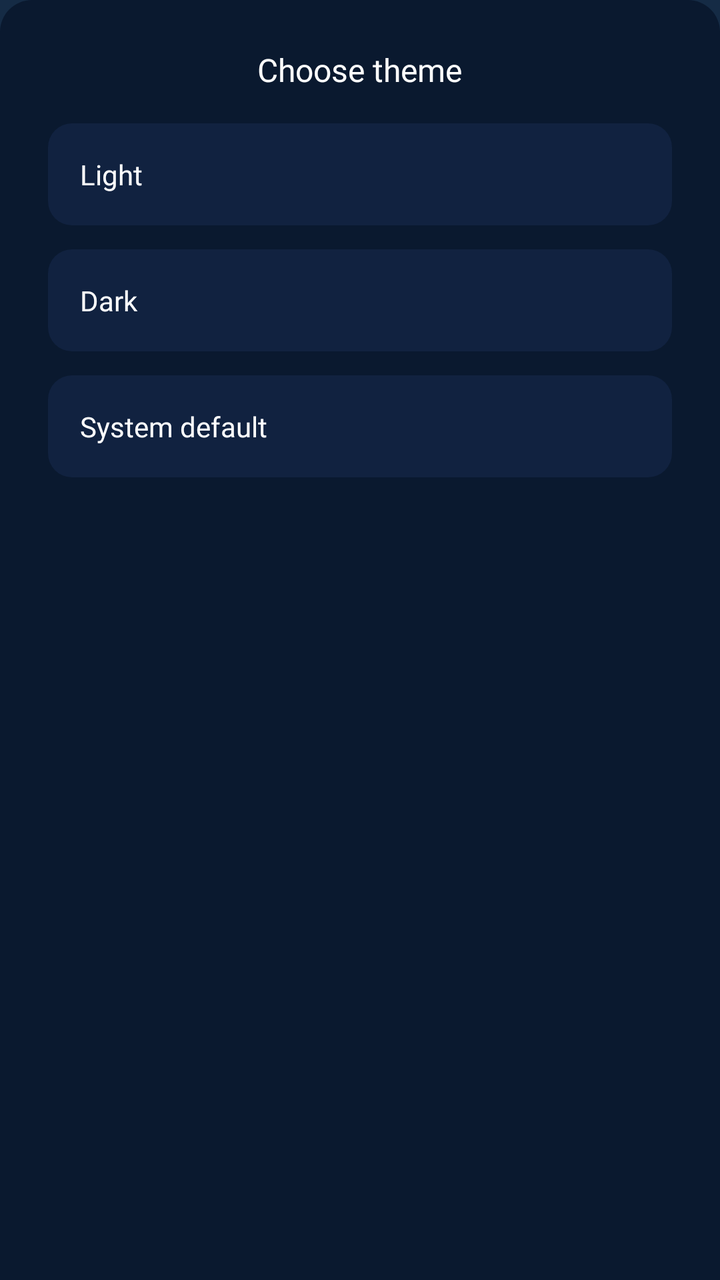
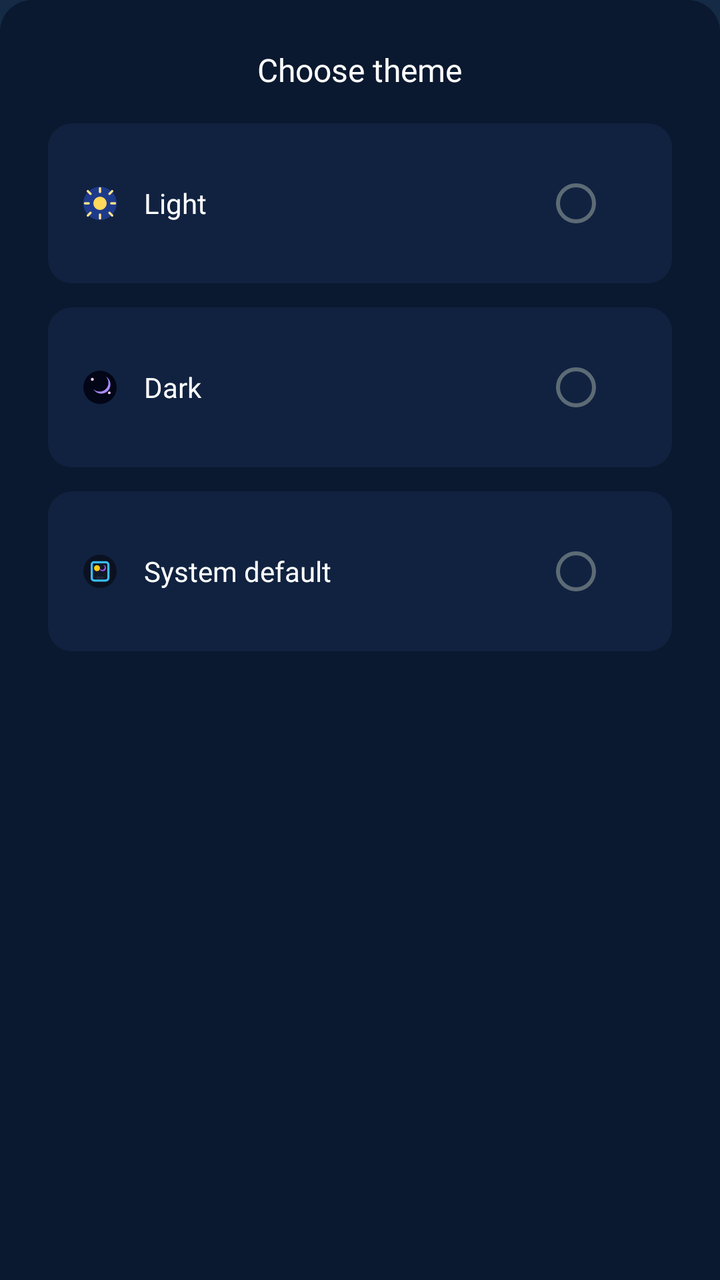

Screens rendered from an Android XML layout before and after an edit, with the pre-edit source and the edit as a unified diff.
<!-- AndroidManifest.xml: application theme AppTheme -->
<!-- res/layout/dialog_theme_selection.xml -->
<?xml version="1.0" encoding="utf-8"?>
<LinearLayout
    xmlns:android="http://schemas.android.com/apk/res/android"
    xmlns:app="http://schemas.android.com/apk/res-auto"
    android:orientation="vertical"
    android:layout_width="match_parent"
    android:layout_height="wrap_content"
    android:background="@drawable/bg_bottomsheet"
    android:padding="24dp"
    android:gravity="center_horizontal">

    
    <TextView
        android:id="@+id/tvDialogTitle"
        android:layout_width="wrap_content"
        android:layout_height="wrap_content"
        android:text="@string/theme_selection_title"
        android:textColor="@android:color/white"
        android:textSize="16sp"
        android:fontFamily="@font/poppins_bold"
        android:gravity="center"
        android:layout_marginBottom="16dp"
        android:labelFor="@id/layoutLight" />

    
    <LinearLayout
        android:id="@+id/layoutLight"
        android:layout_width="match_parent"
        android:layout_height="wrap_content"
        android:orientation="horizontal"
        android:padding="16dp"
        android:background="@drawable/theme_bottomsheet_item"
        android:gravity="center_vertical"
        android:layout_marginBottom="12dp"
        android:contentDescription="@string/theme_selection_light_option_description">

        <TextView
            android:id="@+id/tvLight"
            android:layout_width="0dp"
            android:layout_weight="1"
            android:layout_height="wrap_content"
            android:text="@string/theme_selection_light"
            android:textColor="@android:color/white"
            android:textSize="14sp"
            android:fontFamily="@font/inter_medium" />

        <ImageView
            android:id="@+id/checkLight"
            android:layout_width="20dp"
            android:layout_height="20dp"
            android:src="@drawable/ic_check"
            android:visibility="gone"
            android:contentDescription="@string/theme_selection_check_icon_description" />
    </LinearLayout>

    
    <LinearLayout
        android:id="@+id/layoutDark"
        android:layout_width="match_parent"
        android:layout_height="wrap_content"
        android:orientation="horizontal"
        android:padding="16dp"
        android:background="@drawable/theme_bottomsheet_item"
        android:gravity="center_vertical"
        android:layout_marginBottom="12dp"
        android:contentDescription="@string/theme_selection_dark_option_description">

        <TextView
            android:id="@+id/tvDark"
            android:layout_width="0dp"
            android:layout_weight="1"
            android:layout_height="wrap_content"
            android:text="@string/theme_selection_dark"
            android:textColor="@android:color/white"
            android:textSize="14sp"
            android:fontFamily="@font/inter_medium" />

        <ImageView
            android:id="@+id/checkDark"
            android:layout_width="20dp"
            android:layout_height="20dp"
            android:src="@drawable/ic_check"
            android:visibility="gone"
            android:contentDescription="@string/theme_selection_check_icon_description" />
    </LinearLayout>

    
    <LinearLayout
        android:id="@+id/layoutSystem"
        android:layout_width="match_parent"
        android:layout_height="wrap_content"
        android:orientation="horizontal"
        android:padding="16dp"
        android:background="@drawable/theme_bottomsheet_item"
        android:gravity="center_vertical"
        android:contentDescription="@string/theme_selection_system_option_description">

        <TextView
            android:id="@+id/tvSystem"
            android:layout_width="0dp"
            android:layout_weight="1"
            android:layout_height="wrap_content"
            android:text="@string/theme_selection_system_default"
            android:textColor="@android:color/white"
            android:textSize="14sp"
            android:fontFamily="@font/inter_medium" />

        <ImageView
            android:id="@+id/checkSystem"
            android:layout_width="20dp"
            android:layout_height="20dp"
            android:src="@drawable/ic_check"
            android:visibility="gone"
            android:contentDescription="@string/theme_selection_check_icon_description" />
    </LinearLayout>
</LinearLayout>
<!-- resources referenced by this layout -->
<resources>
  <!-- drawable ic_check (drawable) -->
  <?xml version="1.0" encoding="utf-8"?>
  <vector xmlns:android="http://schemas.android.com/apk/res/android"
      android:width="24dp"
      android:height="24dp"
      android:viewportWidth="24"
      android:viewportHeight="24">
  
      
      <path
          android:fillColor="?attr/colorPrimary"
          android:pathData="M12,2 C6.48,2 2,6.48 2,12 C2,17.52 6.48,22 12,22 C17.52,22 22,17.52 22,12 C22,6.48 17.52,2 12,2 Z"/>
  
      
      <path
          android:fillColor="@android:color/white"
          android:pathData="M10,16.5 L5.5,12 L6.91,10.59 L10,13.67 L17.09,6.58 L18.5,8 L10,16.5 Z"/>
  </vector>
  <string name="theme_selection_check_icon_description">Selected theme indicator icon</string>
  <string name="theme_selection_dark">Dark</string>
  <string name="theme_selection_dark_option_description">Select dark theme</string>
  <string name="theme_selection_light">Light</string>
  <string name="theme_selection_system_default">System default</string>
  <string name="theme_selection_title">Choose theme</string>
  <color name="md_theme_light_primary">#2196F3</color>
  <color name="md_theme_light_onPrimary">#FFFFFF</color>
  <color name="md_theme_light_secondary">#4A6363</color>
  <color name="md_theme_light_onSecondary">#FFFFFF</color>
  <color name="md_theme_light_background">#152B45</color>
  <color name="md_theme_light_surface">#152B45</color>
  <color name="md_theme_light_onSurface">#E0E6ED</color>
  <color name="md_theme_light_surfaceVariant">#233042</color>
  <color name="md_theme_light_onSurfaceVariant">#5C6B75</color>
  <color name="md_theme_light_outline">#455A64</color>
  <color name="md_theme_light_outlineVariant">#37474F</color>
  <color name="md_theme_light_error">#D32F2F</color>
  <color name="md_theme_light_onError">#FFFFFF</color>
  <!-- unchanged entries left out for length: 5 -->
</resources>

<!-- the commit's change to res/layout/dialog_theme_selection.xml (unified diff, before → after) -->
@@ -34,6 +34,14 @@
         android:layout_marginBottom="12dp"
         android:contentDescription="@string/theme_selection_light_option_description">
 
+        
+        <ImageView
+            android:layout_width="20dp"
+            android:layout_height="20dp"
+            android:layout_marginEnd="12dp"
+            android:src="@drawable/ic_theme_light" />
+
+        
         <TextView
             android:id="@+id/tvLight"
             android:layout_width="0dp"
@@ -44,13 +52,13 @@
             android:textSize="14sp"
             android:fontFamily="@font/inter_medium" />
 
-        <ImageView
-            android:id="@+id/checkLight"
-            android:layout_width="20dp"
-            android:layout_height="20dp"
-            android:src="@drawable/ic_check"
-            android:visibility="gone"
-            android:contentDescription="@string/theme_selection_check_icon_description" />
+        
+        <com.google.android.material.radiobutton.MaterialRadioButton
+            android:id="@+id/radioLight"
+            android:layout_width="wrap_content"
+            android:layout_height="wrap_content"
+            android:focusable="false"
+            android:clickable="false" />
     </LinearLayout>
 
     
@@ -65,6 +73,14 @@
         android:layout_marginBottom="12dp"
         android:contentDescription="@string/theme_selection_dark_option_description">
 
+        
+        <ImageView
+            android:layout_width="20dp"
+            android:layout_height="20dp"
+            android:layout_marginEnd="12dp"
+            android:src="@drawable/ic_theme_dark" />
+
+        
         <TextView
             android:id="@+id/tvDark"
             android:layout_width="0dp"
@@ -75,13 +91,13 @@
             android:textSize="14sp"
             android:fontFamily="@font/inter_medium" />
 
-        <ImageView
-            android:id="@+id/checkDark"
-            android:layout_width="20dp"
-            android:layout_height="20dp"
-            android:src="@drawable/ic_check"
-            android:visibility="gone"
-            android:contentDescription="@string/theme_selection_check_icon_description" />
+        
+        <com.google.android.material.radiobutton.MaterialRadioButton
+            android:id="@+id/radioDark"
+            android:layout_width="wrap_content"
+            android:layout_height="wrap_content"
+            android:focusable="false"
+            android:clickable="false" />
     </LinearLayout>
 
     
@@ -95,6 +111,14 @@
         android:gravity="center_vertical"
         android:contentDescription="@string/theme_selection_system_option_description">
 
+        
+        <ImageView
+            android:layout_width="20dp"
+            android:layout_height="20dp"
+            android:layout_marginEnd="12dp"
+            android:src="@drawable/ic_theme_system" />
+
+        
         <TextView
             android:id="@+id/tvSystem"
             android:layout_width="0dp"
@@ -105,12 +129,12 @@
             android:textSize="14sp"
             android:fontFamily="@font/inter_medium" />
 
-        <ImageView
-            android:id="@+id/checkSystem"
-            android:layout_width="20dp"
-            android:layout_height="20dp"
-            android:src="@drawable/ic_check"
-            android:visibility="gone"
-            android:contentDescription="@string/theme_selection_check_icon_description" />
+        
+        <com.google.android.material.radiobutton.MaterialRadioButton
+            android:id="@+id/radioSystem"
+            android:layout_width="wrap_content"
+            android:layout_height="wrap_content"
+            android:focusable="false"
+            android:clickable="false" />
     </LinearLayout>
 </LinearLayout>
<!-- resource entries referenced after the edit -->
@@ -1,6 +1,6 @@
 <!-- resources referenced by this layout -->
 <resources>
-  <!-- drawable ic_check (drawable) -->
+  <!-- drawable ic_theme_dark (drawable) -->
   <?xml version="1.0" encoding="utf-8"?>
   <vector xmlns:android="http://schemas.android.com/apk/res/android"
       android:width="24dp"
@@ -10,15 +10,98 @@
   
       
       <path
-          android:fillColor="?attr/colorPrimary"
-          android:pathData="M12,2 C6.48,2 2,6.48 2,12 C2,17.52 6.48,22 12,22 C17.52,22 22,17.52 22,12 C22,6.48 17.52,2 12,2 Z"/>
+          android:fillColor="#020617"
+          android:pathData="M12,2a10,10 0 1,0 0,20a10,10 0 1,0 0,-20z" />
   
       
       <path
-          android:fillColor="@android:color/white"
-          android:pathData="M10,16.5 L5.5,12 L6.91,10.59 L10,13.67 L17.09,6.58 L18.5,8 L10,16.5 Z"/>
+          android:fillColor="#A78BFA"
+          android:pathData="
+              M15.5,5.5
+              A5.5,5.5 0 1,1 8,13
+              A4.5,4.5 0 1,0 15.5,5.5z" />
+  
+      
+      <path
+          android:fillColor="#FACCFF"
+          android:pathData="M6.5,7.2a0.9,0.9 0 1,0 1.8,0a0.9,0.9 0 1,0 -1.8,0z" />
+      <path
+          android:fillColor="#FACCFF"
+          android:pathData="M16.8,15.3a0.8,0.8 0 1,0 1.6,0a0.8,0.8 0 1,0 -1.6,0z" />
   </vector>
-  <string name="theme_selection_check_icon_description">Selected theme indicator icon</string>
+  <!-- drawable ic_theme_light (drawable) -->
+  <?xml version="1.0" encoding="utf-8"?>
+  <vector xmlns:android="http://schemas.android.com/apk/res/android"
+      android:width="24dp"
+      android:height="24dp"
+      android:viewportWidth="24"
+      android:viewportHeight="24">
+  
+      
+      <path
+          android:fillColor="#1E3A8A"
+          android:pathData="M12,2a10,10 0 1,0 0,20a10,10 0 1,0 0,-20z" />
+  
+      
+      <path
+          android:fillColor="#FFD85C"
+          android:pathData="M12,8a4,4 0 1,0 0,8a4,4 0 1,0 0,-8z" />
+  
+      
+      <path
+          android:strokeWidth="1.4"
+          android:strokeColor="#FFE58A"
+          android:strokeLineCap="round"
+          android:fillColor="@android:color/transparent"
+          android:pathData="
+              M12,3 L12,5.2
+              M12,18.8 L12,21
+              M4.7,4.7 L6.3,6.3
+              M17.7,17.7 L19.3,19.3
+              M3,12 L5.2,12
+              M18.8,12 L21,12
+              M4.7,19.3 L6.3,17.7
+              M17.7,6.3 L19.3,4.7" />
+  </vector>
+  <!-- drawable ic_theme_system (drawable) -->
+  <?xml version="1.0" encoding="utf-8"?>
+  <vector xmlns:android="http://schemas.android.com/apk/res/android"
+      android:width="24dp"
+      android:height="24dp"
+      android:viewportWidth="24"
+      android:viewportHeight="24">
+  
+      
+      <path
+          android:fillColor="#0B1120"
+          android:pathData="M12,2a10,10 0 1,0 0,20a10,10 0 1,0 0,-20z" />
+  
+      
+      <path
+          android:fillColor="#111827"
+          android:strokeColor="#38BDF8"
+          android:strokeWidth="1.3"
+          android:pathData="M8.5,6.5h7a1.5,1.5 0,0 1,1.5 1.5v8a1.5,1.5 0,0 1,-1.5 1.5h-7A1.5,1.5 0,0 1,7 16v-8a1.5,1.5 0,0 1,1.5 -1.5z" />
+  
+      
+      
+      <path
+          android:fillColor="#FACC15"
+          android:pathData="M10.2,11.9a1.8,1.8 0 1,0 0,-3.6a1.8,1.8 0 1,0 0,3.6z" />
+  
+      
+      <path
+          android:fillColor="#A855F7"
+          android:pathData="
+              M13.9,8.1
+              A1.9,1.9 0 1,1 11.7,10
+              A1.6,1.6 0 1,0 13.9,8.1z" />
+  
+      
+      <path
+          android:fillColor="#1E293B"
+          android:pathData="M10.3,15.1h3.4a0.6,0.6 0 0,1 0,1.2h-3.4a0.6,0.6 0 0,1 0,-1.2z" />
+  </vector>
   <string name="theme_selection_dark">Dark</string>
   <string name="theme_selection_dark_option_description">Select dark theme</string>
   <string name="theme_selection_light">Light</string>
